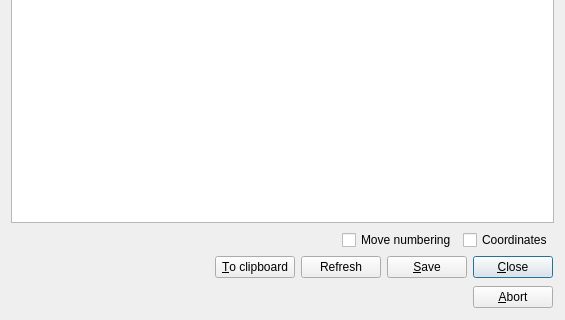
Qt form src/textview_gui.ui (bernds/q5Go) before a commit; both pictures show x 0 to 565 and y 401 to 721 of the 565 by 721 pixel window.
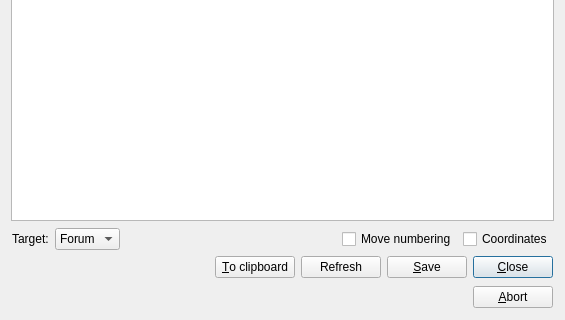
The same form after that commit.

Commit message: Add choice between SL and Forum for ascii export (affects [go] tags)

Diff of the .ui file:
```diff
--- a/src/textview_gui.ui
+++ b/src/textview_gui.ui
@@ -70,6 +70,27 @@
           <property name="topMargin">
            <number>0</number>
           </property>
+          <item>
+           <widget class="QLabel" name="label">
+            <property name="text">
+             <string>Target:</string>
+            </property>
+           </widget>
+          </item>
+          <item>
+           <widget class="QComboBox" name="targetComboBox">
+            <item>
+             <property name="text">
+              <string>Forum</string>
+             </property>
+            </item>
+            <item>
+             <property name="text">
+              <string>SL</string>
+             </property>
+            </item>
+           </widget>
+          </item>
           <item>
            <spacer name="horizontalSpacer">
             <property name="orientation">
```
The commit also changes 3 other files.
